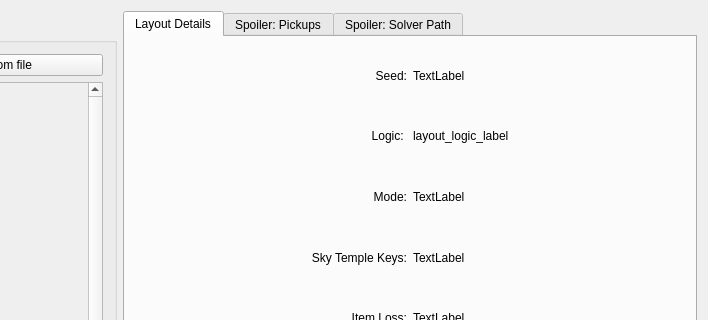
First picture: the form in randovania/gui/history_window.ui, repository randovania/randovania, before the edit; both pictures show x 144 to 852 and y 0 to 320 of the 852 by 607 pixel window.
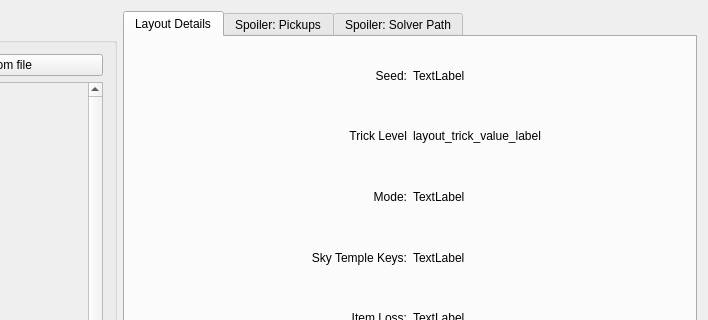
Second picture: the form after the edit.

Commit message: Rename Logic -> TrickLevel

Patch:
```diff
--- a/randovania/gui/history_window.ui
+++ b/randovania/gui/history_window.ui
@@ -54,7 +54,7 @@
         <item row="1" column="0">
          <widget class="QLabel" name="layout_logic_text_label">
           <property name="text">
-           <string>Logic: </string>
+           <string>Trick Level</string>
           </property>
           <property name="alignment">
            <set>Qt::AlignRight|Qt::AlignTrailing|Qt::AlignVCenter</set>
@@ -64,7 +64,7 @@
         <item row="1" column="1">
          <widget class="QLabel" name="layout_logic_value_label">
           <property name="text">
-           <string>layout_logic_label</string>
+           <string>layout_trick_value_label</string>
           </property>
          </widget>
         </item>
```
Left out of the diff: 14 changed lines with no effect on the pictures. The commit also changes 13 other files.
